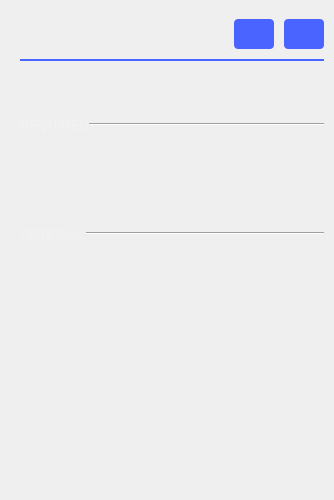
Qt form ui/la_settings.ui (analogdevicesinc/scopy) before a commit.
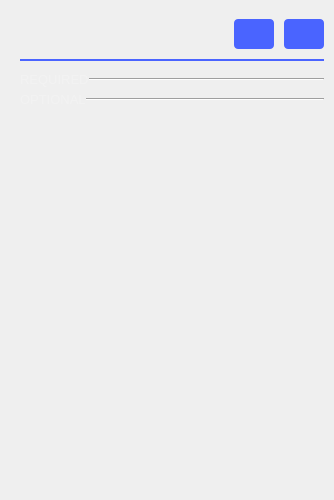
The same form after that commit. Icons and pictures are not drawn.

Commit message: Logic Analyzer: Fix right menu layout.

```diff
--- a/ui/la_settings.ui
+++ b/ui/la_settings.ui
@@ -252,7 +252,7 @@
         <x>0</x>
         <y>0</y>
         <width>304</width>
-        <height>213</height>
+        <height>426</height>
        </rect>
       </property>
       <property name="sizePolicy">
@@ -489,25 +489,22 @@
          </layout>
         </widget>
        </item>
-      </layout>
-     </widget>
-    </widget>
-   </item>
    <item>
     <spacer name="verticalSpacer">
      <property name="orientation">
       <enum>Qt::Vertical</enum>
      </property>
-     <property name="sizeType">
-      <enum>QSizePolicy::MinimumExpanding</enum>
-     </property>
      <property name="sizeHint" stdset="0">
       <size>
        <width>20</width>
-       <height>20</height>
+           <height>40</height>
       </size>
      </property>
     </spacer>
+       </item>
+      </layout>
+     </widget>
+    </widget>
    </item>
   </layout>
  </widget>
```
Lines whose indentation alone changed are shown as unchanged. The commit also changes 1 other file.
